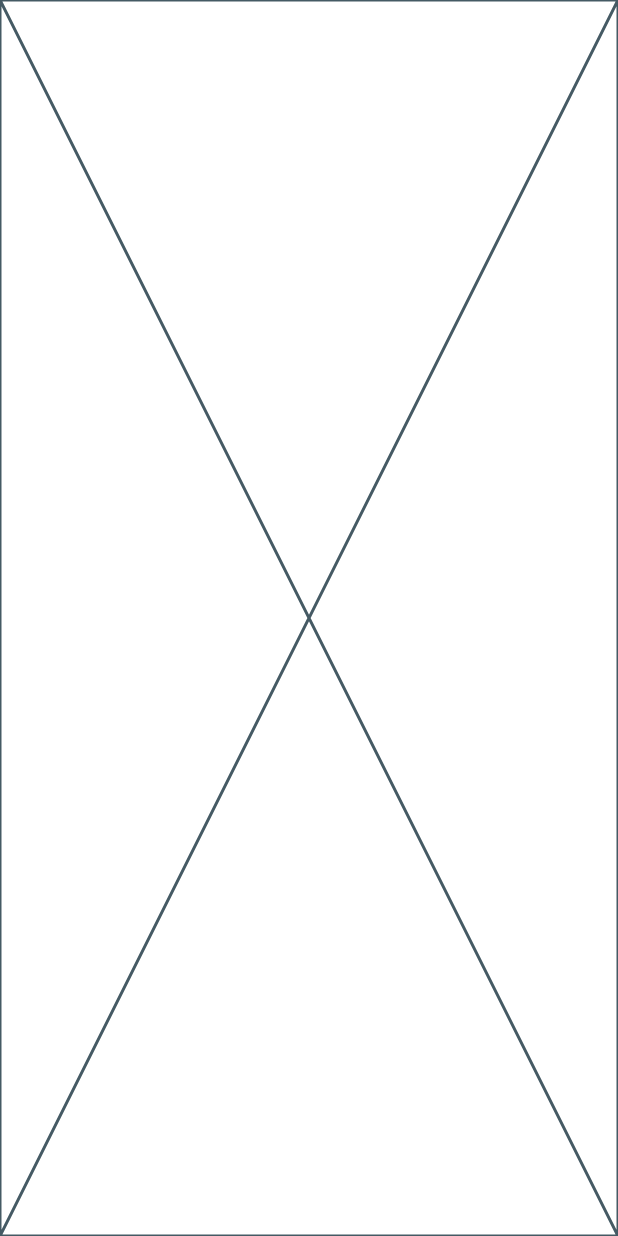
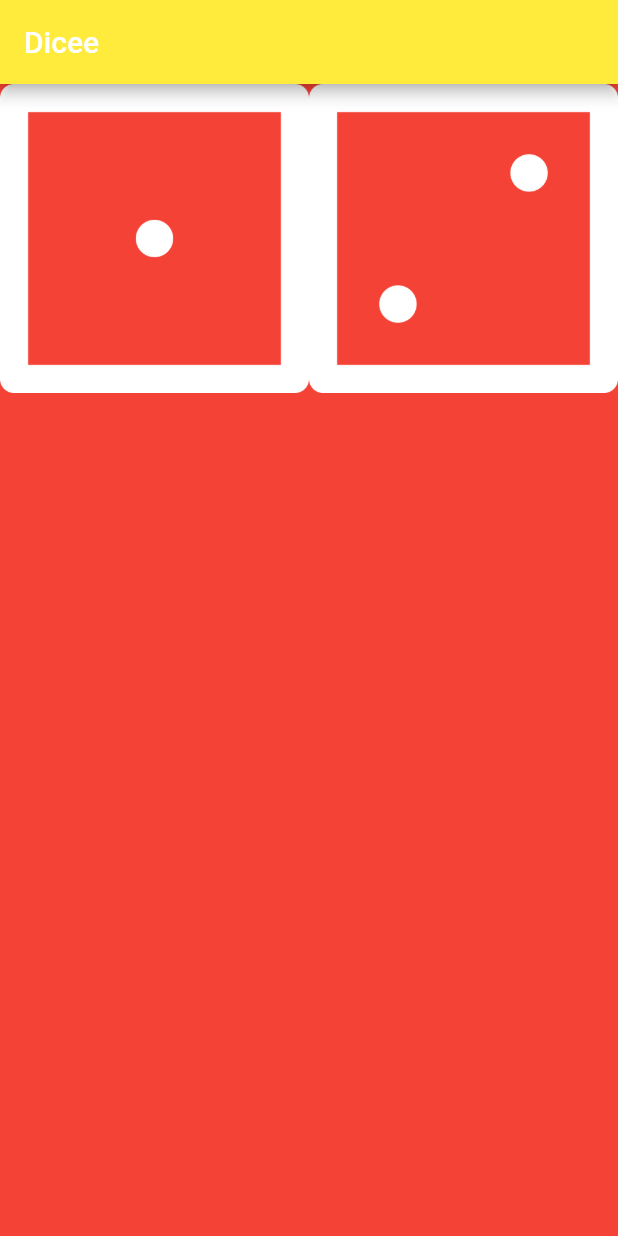
Before and after one commit to 1amSumit/Dicee-flutter, a Flutter app: the screen it shows after launch, on a phone screen of 412 x 824 dp. Run offline on Flutter 3.47's test engine with Material 2 defaults, Android fonts, the phone set to English and light mode, and no system bars.

Commit message:
images added and Expanded widget

```diff
--- a/lib/main.dart
+++ b/lib/main.dart
@@ -1,14 +1,30 @@
 import 'package:flutter/material.dart';
 
 void main() {
-  runApp(const MyApp());
+  return runApp(
+    MaterialApp(
+      home: Scaffold(
+        backgroundColor: Colors.red,
+        appBar: AppBar(
+          title: Text("Dicee"),
+          backgroundColor: Colors.yellow,
+        ),
+        body: DicePage(),
+      ),
+    ),
+  );
 }
 
-class MyApp extends StatelessWidget {
-  const MyApp({super.key});
+class DicePage extends StatelessWidget {
+  const DicePage({super.key});
 
   @override
   Widget build(BuildContext context) {
-    return const Placeholder();
+    return Row(
+      children: [
+        Expanded(child: Image.asset('images/dice1.png')),
+        Expanded(child: Image.asset('images/dice2.png')),
+      ],
+    );
   }
 }
```
Also changed, not shown: pubspec.yaml (+5 -69 lines), images/dice1.png (added), images/dice2.png (added), images/dice3.png (added), images/dice4.png (added), images/dice5.png (added), images/dice6.png (added), 19 other files.
